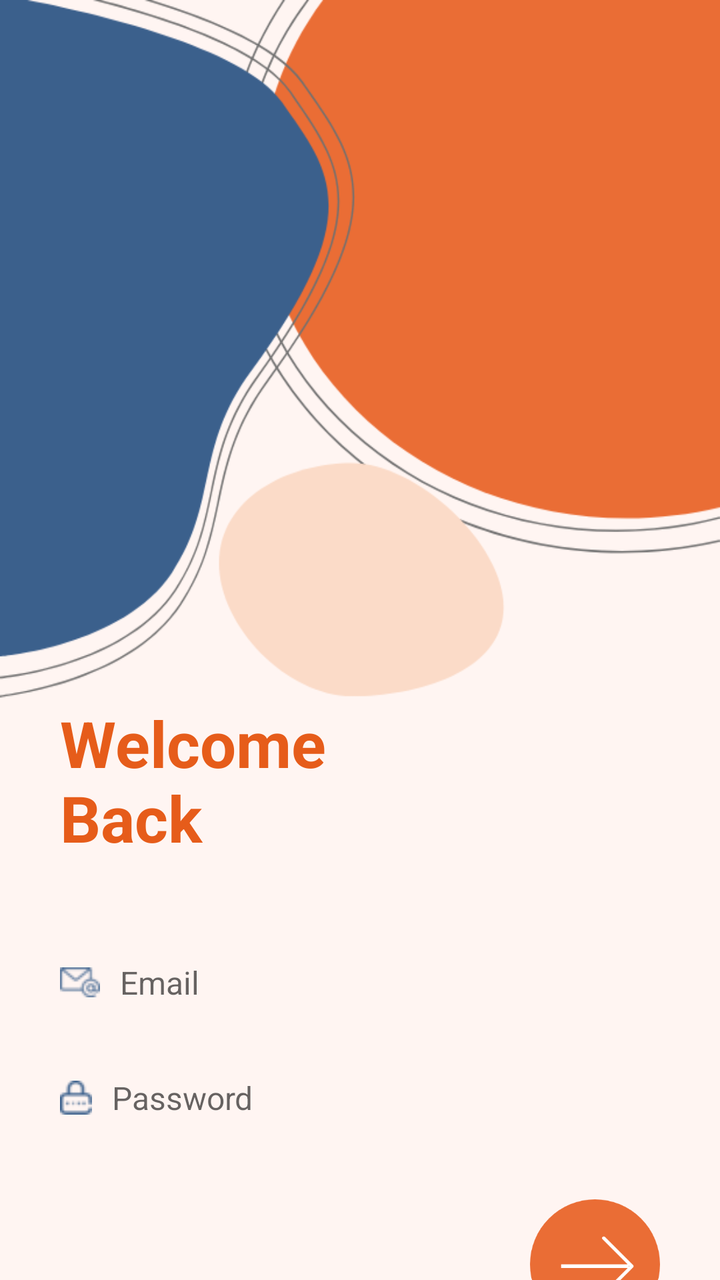
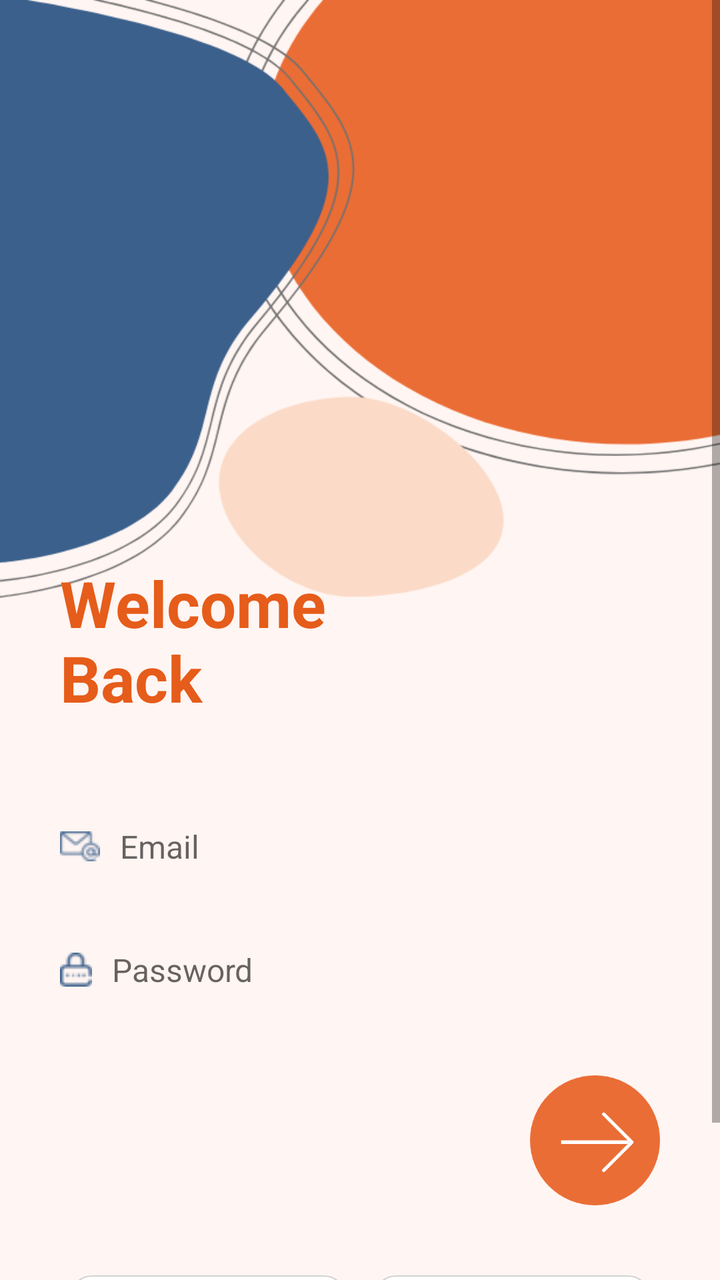

Two renders of the same Android screen: before a commit and after it. Below are the layout's source before the change and the commit's diff.
<!-- AndroidManifest.xml: application theme Theme.Baitap2 -->
<!-- res/layout/activity_login.xml -->
<?xml version="1.0" encoding="utf-8"?>
<RelativeLayout xmlns:android="http://schemas.android.com/apk/res/android"
    android:layout_width="match_parent"
    android:layout_height="match_parent"
    android:background="#FFF5F2">

    <ImageView
        android:id="@+id/imgBackgroundTop"
        android:layout_width="match_parent"
        android:layout_height="350dp"
        android:scaleType="fitXY"
        android:src="@drawable/background_login"
        android:contentDescription="Login background" />

    
    <TextView
        android:id="@+id/tvWelcome"
        android:layout_width="wrap_content"
        android:layout_height="wrap_content"
        android:text="Welcome\nBack"
        android:textColor="#E65C1A"
        android:textSize="32sp"
        android:textStyle="bold"
        android:layout_marginStart="30dp"
        android:layout_marginTop="350dp" />

    <LinearLayout
        android:id="@+id/layoutForm"
        android:layout_width="match_parent"
        android:layout_height="wrap_content"
        android:orientation="vertical"
        android:paddingHorizontal="30dp"
        android:layout_below="@id/tvWelcome"
        android:layout_marginTop="40dp">

        
        <EditText
            android:id="@+id/edtEmail"
            android:layout_width="match_parent"
            android:layout_height="wrap_content"
            android:hint="Email"
            android:inputType="textEmailAddress"
            android:backgroundTint="#B0B0B0"
            android:drawableStart="@drawable/email"
            android:drawablePadding="10dp"
            android:paddingVertical="10dp"
            android:textSize="16sp"
            android:layout_marginBottom="16dp" />

        
        <EditText
            android:id="@+id/edtPassword"
            android:layout_width="match_parent"
            android:layout_height="wrap_content"
            android:hint="Password"
            android:inputType="textPassword"
            android:backgroundTint="#B0B0B0"
            android:drawableStart="@drawable/password"
            android:drawablePadding="10dp"
            android:paddingVertical="10dp"
            android:textSize="16sp"
            android:layout_marginBottom="30dp" />

        <ImageButton
            android:id="@+id/btnLogin"
            android:layout_width="65dp"
            android:layout_height="65dp"
            android:layout_gravity="end"
            android:background="@drawable/btn_arraw1"
            android:contentDescription="Login"
            android:layout_marginBottom="40dp" />

        
        <TextView
            android:id="@+id/tvRegister"
            android:layout_width="match_parent"
            android:layout_height="wrap_content"
            android:gravity="center"
            android:text="Forgot your password? Recovery it"
            android:textColor="#0A57C9"
            android:textSize="14sp"
            android:textStyle="bold" />

    </LinearLayout>

</RelativeLayout>
<!-- resources referenced by this layout -->
<resources>
  <!-- drawable background_login: png bitmap (drawable, 50722 bytes) -->
  <!-- drawable btn_arraw1: png bitmap (drawable, 9084 bytes) -->
  <!-- drawable email: png bitmap (drawable, 1285 bytes) -->
  <!-- drawable password: png bitmap (drawable, 1199 bytes) -->
  <style name="Theme.Baitap2" parent="android:Theme.Material.Light.NoActionBar" />
</resources>

<!-- the commit's change to res/layout/activity_login.xml (unified diff, before → after) -->
@@ -1,86 +1,151 @@
 <?xml version="1.0" encoding="utf-8"?>
-<RelativeLayout xmlns:android="http://schemas.android.com/apk/res/android"
+<ScrollView xmlns:android="http://schemas.android.com/apk/res/android"
     android:layout_width="match_parent"
     android:layout_height="match_parent"
     android:background="#FFF5F2">
 
-    <ImageView
-        android:id="@+id/imgBackgroundTop"
+    <RelativeLayout
         android:layout_width="match_parent"
-        android:layout_height="350dp"
-        android:scaleType="fitXY"
-        android:src="@drawable/background_login"
-        android:contentDescription="Login background" />
-
-    
-    <TextView
-        android:id="@+id/tvWelcome"
-        android:layout_width="wrap_content"
-        android:layout_height="wrap_content"
-        android:text="Welcome\nBack"
-        android:textColor="#E65C1A"
-        android:textSize="32sp"
-        android:textStyle="bold"
-        android:layout_marginStart="30dp"
-        android:layout_marginTop="350dp" />
-
-    <LinearLayout
-        android:id="@+id/layoutForm"
-        android:layout_width="match_parent"
-        android:layout_height="wrap_content"
-        android:orientation="vertical"
-        android:paddingHorizontal="30dp"
-        android:layout_below="@id/tvWelcome"
-        android:layout_marginTop="40dp">
+        android:layout_height="wrap_content">
 
         
-        <EditText
-            android:id="@+id/edtEmail"
+        <ImageView
+            android:id="@+id/imgBackgroundTop"
             android:layout_width="match_parent"
-            android:layout_height="wrap_content"
-            android:hint="Email"
-            android:inputType="textEmailAddress"
-            android:backgroundTint="#B0B0B0"
-            android:drawableStart="@drawable/email"
-            android:drawablePadding="10dp"
-            android:paddingVertical="10dp"
-            android:textSize="16sp"
-            android:layout_marginBottom="16dp" />
-
-        
-        <EditText
-            android:id="@+id/edtPassword"
-            android:layout_width="match_parent"
-            android:layout_height="wrap_content"
-            android:hint="Password"
-            android:inputType="textPassword"
-            android:backgroundTint="#B0B0B0"
-            android:drawableStart="@drawable/password"
-            android:drawablePadding="10dp"
-            android:paddingVertical="10dp"
-            android:textSize="16sp"
-            android:layout_marginBottom="30dp" />
-
-        <ImageButton
-            android:id="@+id/btnLogin"
-            android:layout_width="65dp"
-            android:layout_height="65dp"
-            android:layout_gravity="end"
-            android:background="@drawable/btn_arraw1"
-            android:contentDescription="Login"
-            android:layout_marginBottom="40dp" />
+            android:layout_height="300dp"
+            android:scaleType="fitXY"
+            android:src="@drawable/background_login" />
 
         
         <TextView
-            android:id="@+id/tvRegister"
+            android:id="@+id/tvWelcome"
+            android:layout_width="wrap_content"
+            android:layout_height="wrap_content"
+            android:text="Welcome\nBack"
+            android:textColor="#E65C1A"
+            android:textSize="32sp"
+            android:textStyle="bold"
+            android:layout_marginStart="30dp"
+            android:layout_marginTop="280dp" />
+
+        
+        <LinearLayout
+            android:id="@+id/layoutForm"
             android:layout_width="match_parent"
             android:layout_height="wrap_content"
-            android:gravity="center"
-            android:text="Forgot your password? Recovery it"
-            android:textColor="#0A57C9"
-            android:textSize="14sp"
-            android:textStyle="bold" />
+            android:orientation="vertical"
+            android:paddingHorizontal="30dp"
+            android:layout_below="@id/tvWelcome"
+            android:layout_marginTop="40dp">
 
-    </LinearLayout>
+            
+            <EditText
+                android:id="@+id/edtEmail"
+                android:layout_width="match_parent"
+                android:layout_height="wrap_content"
+                android:hint="Email"
+                android:inputType="textEmailAddress"
+                android:backgroundTint="#909090"
+                android:drawableStart="@drawable/email"
+                android:drawablePadding="10dp"
+                android:paddingVertical="12dp"
+                android:textSize="16sp"
+                android:layout_marginBottom="16dp"/>
 
-</RelativeLayout>
+            
+            <EditText
+                android:id="@+id/edtPassword"
+                android:layout_width="match_parent"
+                android:layout_height="wrap_content"
+                android:hint="Password"
+                android:inputType="textPassword"
+                android:backgroundTint="#909090"
+                android:drawableStart="@drawable/password"
+                android:drawablePadding="10dp"
+                android:paddingVertical="12dp"
+                android:textSize="16sp"
+                android:layout_marginBottom="30dp"/>
+
+            
+            <ImageButton
+                android:id="@+id/btnLogin"
+                android:layout_width="65dp"
+                android:layout_height="65dp"
+                android:layout_gravity="end"
+                android:background="@drawable/btn_arraw1"
+                android:contentDescription="Login"
+                android:layout_marginBottom="35dp"/>
+
+            
+            <LinearLayout
+                android:layout_width="match_parent"
+                android:layout_height="wrap_content"
+                android:gravity="center"
+                android:orientation="horizontal">
+
+                
+                <LinearLayout
+                    android:layout_width="140dp"
+                    android:layout_height="48dp"
+                    android:gravity="center"
+                    android:orientation="horizontal"
+                    android:background="@drawable/bg_social"
+                    android:layout_marginEnd="12dp">
+
+                    <ImageView
+                        android:layout_width="22dp"
+                        android:layout_height="22dp"
+                        android:adjustViewBounds="true"
+                        android:src="@drawable/facebook" />
+
+                    <TextView
+                        android:layout_width="wrap_content"
+                        android:layout_height="wrap_content"
+                        android:text="Facebook"
+                        android:textColor="#2A2A2A"
+                        android:textSize="15sp"
+                        android:layout_marginStart="8dp" />
+                </LinearLayout>
+
+                
+                <LinearLayout
+                    android:layout_width="140dp"
+                    android:layout_height="48dp"
+                    android:gravity="center"
+                    android:orientation="horizontal"
+                    android:background="@drawable/bg_social">
+
+                    <ImageView
+                        android:layout_width="22dp"
+                        android:layout_height="22dp"
+                        android:adjustViewBounds="true"
+                        android:src="@drawable/google" />
+
+                    <TextView
+                        android:layout_width="wrap_content"
+                        android:layout_height="wrap_content"
+                        android:text="Google"
+                        android:textColor="#2A2A2A"
+                        android:textSize="15sp"
+                        android:layout_marginStart="8dp" />
+                </LinearLayout>
+
+            </LinearLayout>
+
+            
+            <TextView
+                android:id="@+id/tvForgot"
+                android:layout_width="match_parent"
+                android:layout_height="wrap_content"
+                android:gravity="center"
+                android:text="Forgot your password? Recovery it"
+                android:textColor="#0A57C9"
+                android:textSize="14sp"
+                android:textStyle="bold"
+                android:layout_marginBottom="25dp"/>
+
+        </LinearLayout>
+
+    </RelativeLayout>
+
+</ScrollView>
<!-- resource entries referenced after the edit -->
@@ -1,8 +1,21 @@
 <!-- resources referenced by this layout -->
 <resources>
   <!-- drawable background_login: png bitmap (drawable, 50722 bytes) -->
+  <!-- drawable bg_social (drawable) -->
+  <shape xmlns:android="http://schemas.android.com/apk/res/android"
+      android:shape="rectangle">
+  
+      <solid android:color="#FFFFFF"/>
+      <corners android:radius="12dp"/>
+  
+  
+      <stroke android:width="0.8dp" android:color="#D2D2D2"/>
+  
+  </shape>
   <!-- drawable btn_arraw1: png bitmap (drawable, 9084 bytes) -->
   <!-- drawable email: png bitmap (drawable, 1285 bytes) -->
+  <!-- drawable facebook: png bitmap (drawable, 1175 bytes) -->
+  <!-- drawable google: png bitmap (drawable, 1277 bytes) -->
   <!-- drawable password: png bitmap (drawable, 1199 bytes) -->
   <style name="Theme.Baitap2" parent="android:Theme.Material.Light.NoActionBar" />
 </resources>
